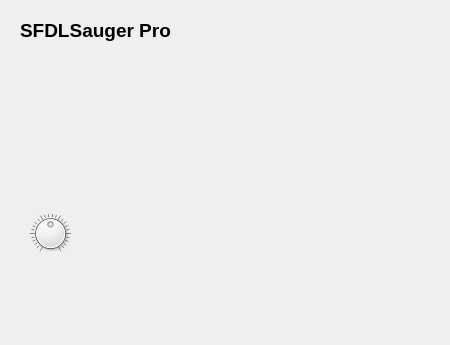
Old version of the form about.ui in the repository DoctorW00/SFDLSaugerPro.
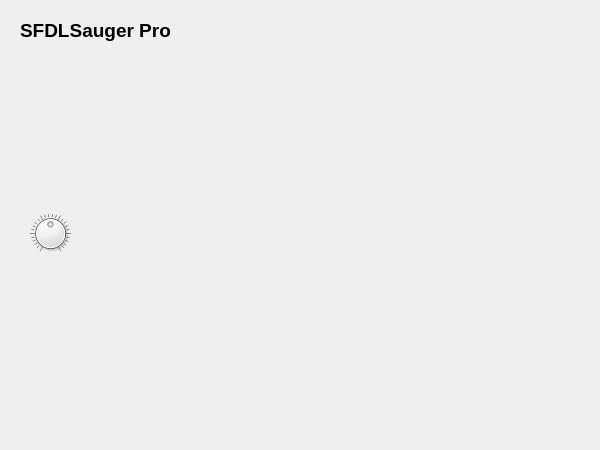
New version of the form. Icons and pictures are not drawn.

```diff
--- a/about.ui
+++ b/about.ui
@@ -6,8 +6,8 @@
    <rect>
     <x>0</x>
     <y>0</y>
-    <width>450</width>
-    <height>345</height>
+    <width>600</width>
+    <height>450</height>
    </rect>
   </property>
   <property name="windowTitle">
```
